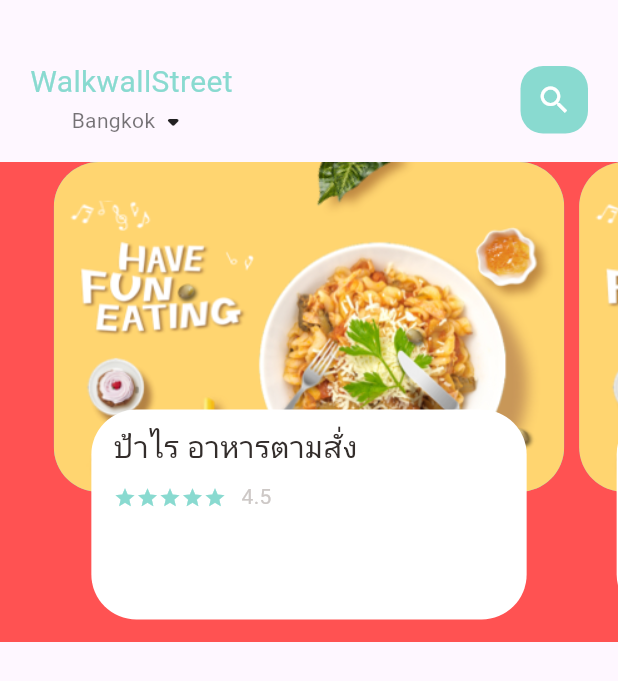
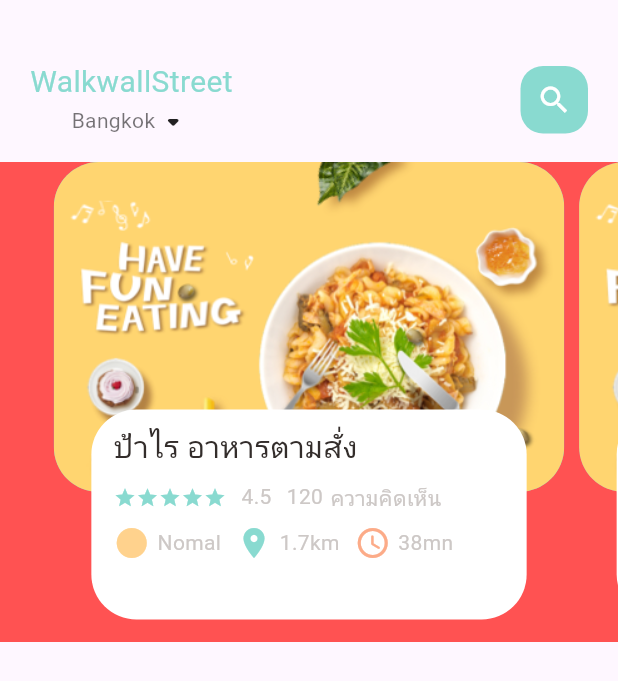
Before and after one commit to Supertao147/flutter_Myshop, a Flutter app: the screen it shows after launch, on a phone screen of 412 x 824 dp. Shown: the top 681 px of the screen. Run offline on Flutter 3.47's test engine with Material 3 defaults, Android fonts, the phone set to English and light mode, and no system bars.

Commit message:
เพิ่มไอคอน

```diff
--- a/flutter_myshop/lib/home/food_page_dody.dart
+++ b/flutter_myshop/lib/home/food_page_dody.dart
@@ -1,8 +1,7 @@
-import 'package:flutter/cupertino.dart';
 import 'package:flutter/material.dart';
-import 'package:flutter/widgets.dart';
 import 'package:flutter_myshop/utils/colors.dart';
 import 'package:flutter_myshop/widgets/big_text.dart';
+import 'package:flutter_myshop/widgets/icon_text_widget.dart';
 import 'package:flutter_myshop/widgets/small_text.dart';
 
 class FoodPageBody extends StatefulWidget {
@@ -14,6 +13,22 @@ class FoodPageBody extends StatefulWidget {
 
 class _FoodPageBodyState extends State<FoodPageBody> {
   PageController pageController = PageController(viewportFraction: 0.85);
+  var _currPageValue=0.0;
+
+
+  @override
+  void  initState(){
+    super.initState();
+    pageController.addListener((){
+    _currPageValue= pageController.page!;
+    print("Currrent value is"+_currPageValue.toString());
+    });
+  }
+  @override
+  void dispose() {
+    pageController.dispose();
+  }
+
   @override
   Widget build(BuildContext context) {
     return Container(
@@ -71,9 +86,31 @@ class _FoodPageBodyState extends State<FoodPageBody> {
                           );}),
                       ),
                       SizedBox(width: 10,),
-                      SmallText(text: "4.5")
+                      SmallText(text: "4.5"),
+                      SizedBox(width: 10,),
+                      SmallText(text: '120'),
+                      SizedBox(width: 5,),
+                      SmallText(text: 'ความคิดเห็น')
                     ],
-                  )
+                  ),
+                  SizedBox(height: 10,),
+                  Row(
+                    children: [
+                     IconTextWidget(icon: Icons.circle_sharp,
+                     text: 'Nomal',
+                     iconColor: AppColors.iconColor1),
+                     SizedBox(width: 10,),
+                     IconTextWidget(icon: Icons.location_on,
+                     text: '1.7km',
+                     iconColor: AppColors.maimColor),
+                     SizedBox(width: 10,),
+                     IconTextWidget(icon: Icons.access_time_rounded,
+                     text: '38mn',
+                     iconColor: AppColors.iconColor2),
+                     SizedBox(width: 10,),
+                    ],
+                  ),
+
                 ],
               ),
             ),
--- /dev/null
+++ b/flutter_myshop/lib/widgets/icon_text_widget.dart
@@ -0,0 +1,31 @@
+import 'package:flutter/cupertino.dart';
+import 'package:flutter_myshop/widgets/small_text.dart';
+
+class IconTextWidget extends StatelessWidget {
+  final IconData icon;
+  final String text;
+  final Color iconColor;
+  const IconTextWidget(
+      {super.key,
+      required this.icon,
+      required this.text,
+      required this.iconColor});
+
+  @override
+  Widget build(BuildContext context) {
+    return Row(
+      children: [
+        Icon(
+          icon,
+          color: iconColor,
+        ),
+        SizedBox(
+          width: 5,
+        ),
+        SmallText(
+          text: text,
+        ),
+      ],
+    );
+  }
+}
```
